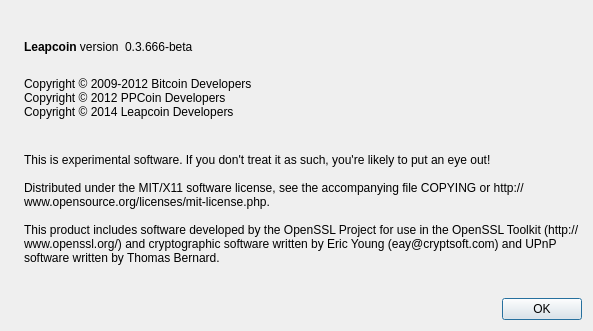
The window that src/qt/forms/aboutdialog.ui (lamer547/leapcoin) describes before a commit, drawn with Qt 5.
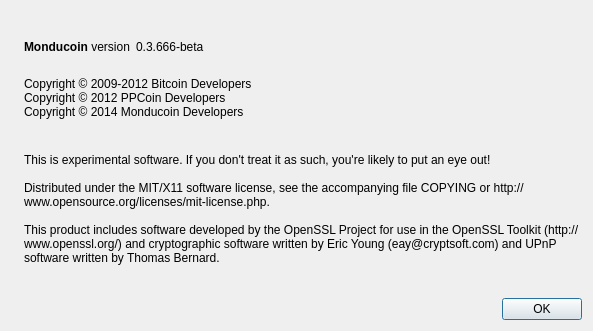
The same window after the commit. Icons and pictures are not drawn.

Patch:
```diff
--- a/src/qt/forms/aboutdialog.ui
+++ b/src/qt/forms/aboutdialog.ui
@@ -50,7 +50,7 @@
           <cursorShape>IBeamCursor</cursorShape>
          </property>
          <property name="text">
-          <string>&lt;b&gt;Leapcoin&lt;/b&gt; version</string>
+          <string>&lt;b&gt;Monducoin&lt;/b&gt; version</string>
          </property>
          <property name="textInteractionFlags">
           <set>Qt::LinksAccessibleByMouse|Qt::TextSelectableByKeyboard|Qt::TextSelectableByMouse</set>
@@ -94,7 +94,7 @@
         <string>
 Copyright © 2009-2012 Bitcoin Developers
 Copyright © 2012 PPCoin Developers
-Copyright © 2014 Leapcoin Developers
+Copyright © 2014 Monducoin Developers
 </string>
        </property>
        <property name="textInteractionFlags">
```
Left out of the diff: 2 changed lines with no effect on the pictures.
